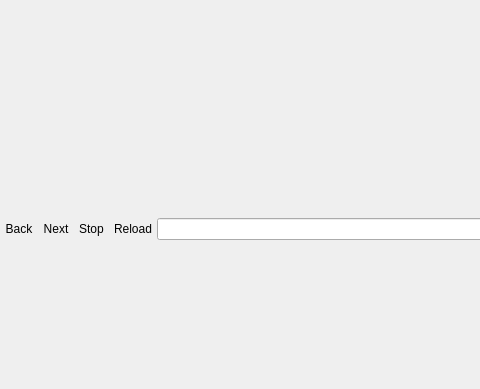
First picture: the form in ryouko_lib/mainwindow.ui, repository yusumishi/ryouko, before the edit; both pictures show x 0 to 480 and y 0 to 389 of the 832 by 480 pixel window.
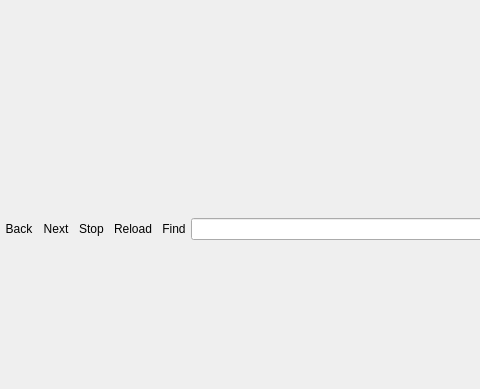
Second picture: the form after the edit.

Commit message: Added a find function.

Diff of the .ui file:
```diff
--- a/ryouko_lib/mainwindow.ui
+++ b/ryouko_lib/mainwindow.ui
@@ -165,6 +165,16 @@
               </property>
              </widget>
             </item>
+            <item>
+             <widget class="QPushButton" name="findButton">
+              <property name="toolTip">
+               <string>&lt;b&gt;Find&lt;/b&gt;&lt;br&gt;Ctrl+F</string>
+              </property>
+              <property name="text">
+               <string>Find</string>
+              </property>
+             </widget>
+            </item>
             <item>
              <widget class="QLineEdit" name="urlBar">
               <property name="toolTip">
```
The commit also changes 1 other file.
